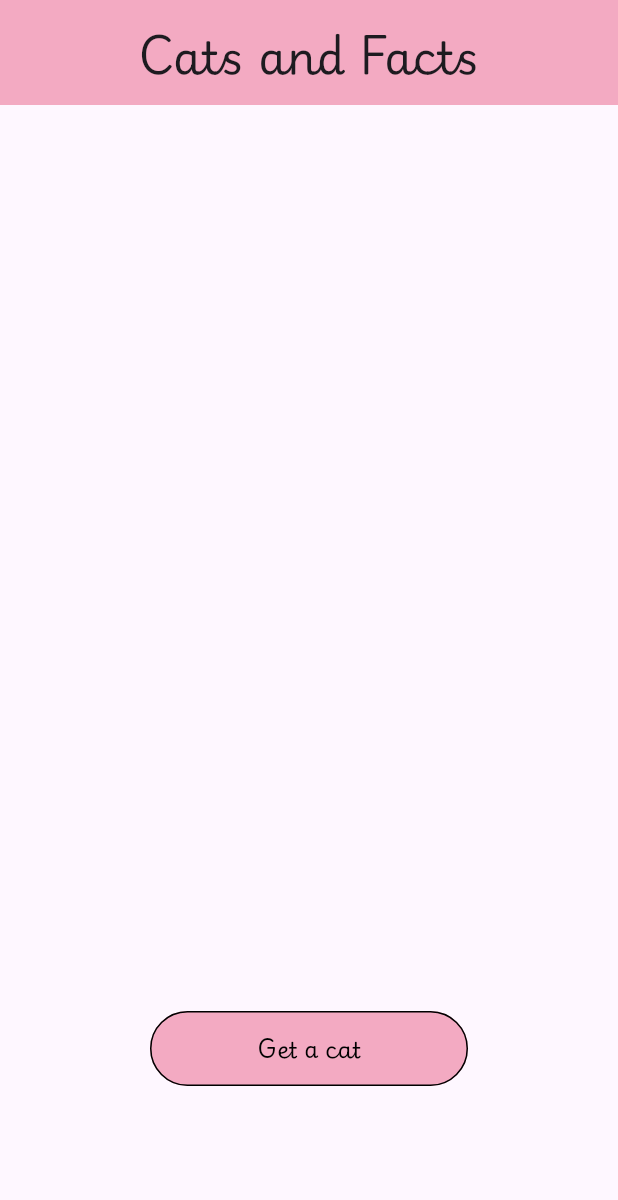
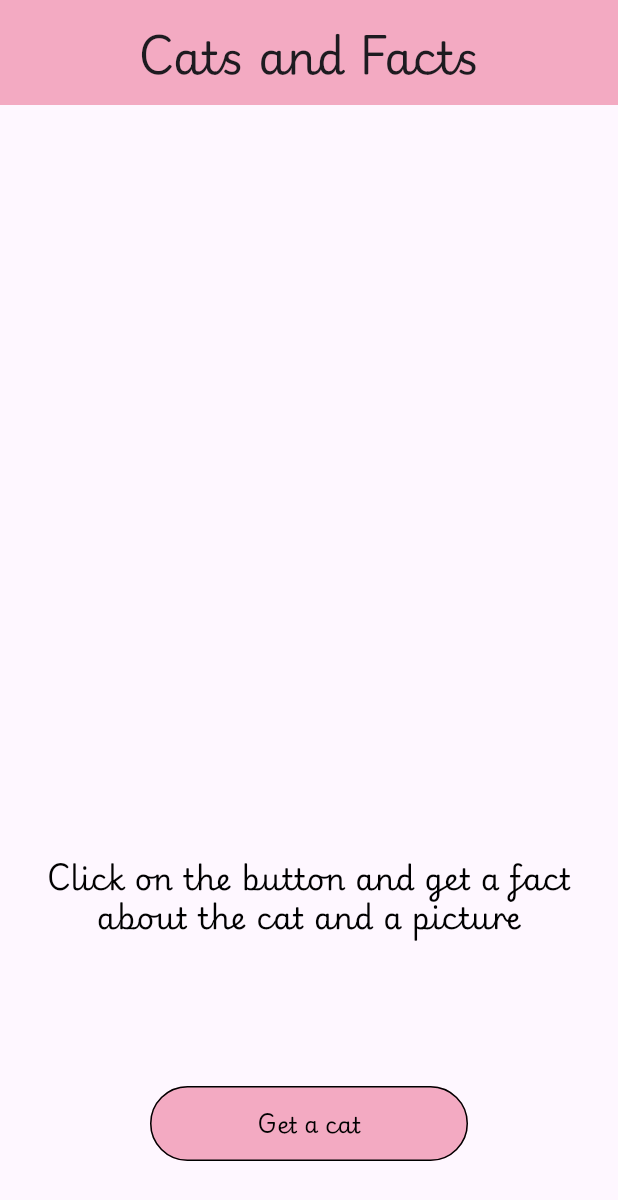
Before and after one commit to SofiyaAndreyeva/Cats_and_facts, a Flutter app: the screen it shows after launch, on a phone screen of 412 x 824 dp. Shown: the top 1200 px of the screen. Run offline on Flutter 3.47's test engine with Material 3 defaults, Android fonts, the phone set to English and light mode, and no system bars.

Commit message:
added text to display facts

```diff
--- a/lib/main.dart
+++ b/lib/main.dart
@@ -24,6 +24,9 @@ class MyHomePage extends StatefulWidget {
 class _MyHomePageState extends State<MyHomePage> {
   @override
   Widget build(BuildContext context) {
+    String? imageUrl;
+    String facts =
+        'Click on the button and get a fact about the cat and a picture';
     return Scaffold(
       appBar: AppBar(
         title: const Text(
@@ -35,10 +38,18 @@ class _MyHomePageState extends State<MyHomePage> {
         centerTitle: true,
       ),
       body: Center(
-
+        child: Padding(
+        padding:EdgeInsets.only( top: 400),
+         child: Text(
+          facts,
+          textAlign: TextAlign.center,
+          style: TextStyle(fontFamily: 'Playwrite', fontSize: 20, color: Colors.black, height: 1.3,
+           ),
+        ),
+        ),
       ),
       bottomNavigationBar: Padding(
-        padding: EdgeInsets.all(100),
+        padding: EdgeInsets.only(bottom: 50, left: 100,right: 100),
         child: SizedBox(
           width: 200,
           height: 50,
@@ -58,7 +69,7 @@ class _MyHomePageState extends State<MyHomePage> {
                 color: Colors.black,
               ),
             ),
-          )
+          ),
         ),
       ),
     );
```
Lines whose indentation alone changed are shown as unchanged.
